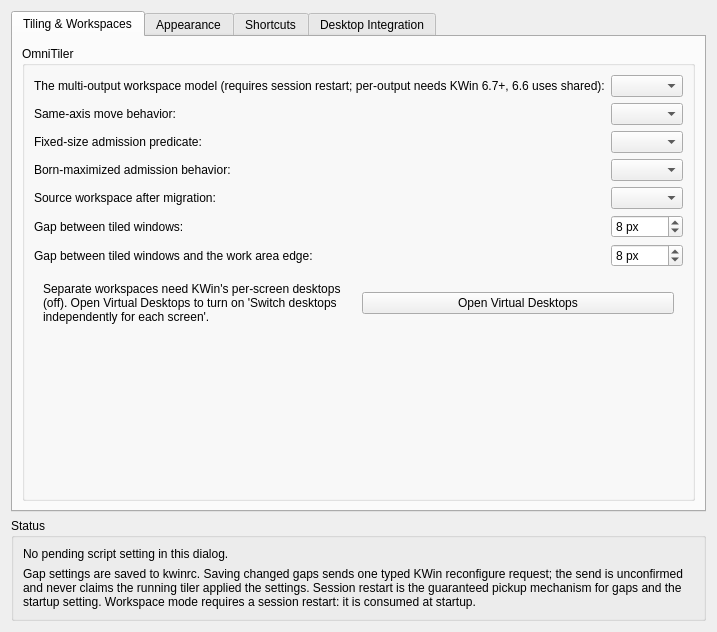
Qt form kwin/native-effect/unifiedsettings.ui (beefsack/OmniTiler) before a commit.
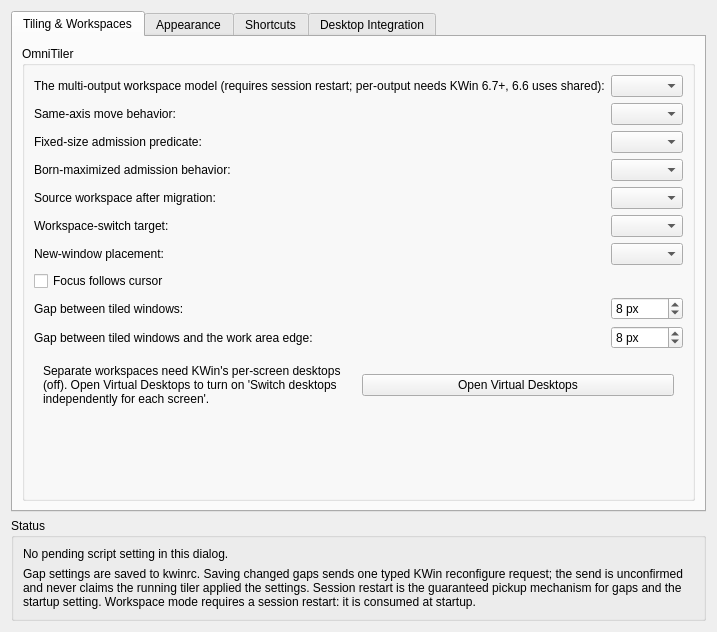
The same form after that commit. Custom widgets are drawn as their Qt base class.

Commit message: feat(kde): expose cursor targeting settings in native controls

The edit to the form file:
```diff
--- a/kwin/native-effect/unifiedsettings.ui
+++ b/kwin/native-effect/unifiedsettings.ui
@@ -85,6 +85,39 @@
               <widget class="QComboBox" name="migrationSourceRefillCombo"/>
              </item>
               <item row="5" column="0">
+               <widget class="QLabel" name="label_switchTarget">
+                <property name="buddy">
+                 <cstring>switchTargetCombo</cstring>
+                </property>
+                <property name="text">
+                 <string>Workspace-switch target:</string>
+                </property>
+                </widget>
+              </item>
+              <item row="5" column="1">
+              <widget class="QComboBox" name="switchTargetCombo"/>
+             </item>
+              <item row="6" column="0">
+               <widget class="QLabel" name="label_freshPlacement">
+                <property name="buddy">
+                 <cstring>freshPlacementCombo</cstring>
+                </property>
+                <property name="text">
+                 <string>New-window placement:</string>
+                </property>
+                </widget>
+              </item>
+              <item row="6" column="1">
+              <widget class="QComboBox" name="freshPlacementCombo"/>
+             </item>
+              <item row="7" column="0" colspan="2">
+              <widget class="QCheckBox" name="focusFollowsCursorCheckBox">
+               <property name="text">
+                <string>Focus follows cursor</string>
+               </property>
+              </widget>
+             </item>
+              <item row="8" column="0">
                <widget class="QLabel" name="label_innerGap">
                <property name="buddy">
                 <cstring>innerGapSpinBox</cstring>
@@ -94,7 +127,7 @@
               </property>
              </widget>
             </item>
-              <item row="5" column="1">
+              <item row="8" column="1">
               <widget class="QSpinBox" name="innerGapSpinBox">
             <property name="minimum">
              <number>0</number>
@@ -110,7 +143,7 @@
             </property>
            </widget>
           </item>
-              <item row="6" column="0">
+              <item row="9" column="0">
                <widget class="QLabel" name="label_outerGap">
                <property name="buddy">
                 <cstring>outerGapSpinBox</cstring>
@@ -120,7 +153,7 @@
               </property>
              </widget>
             </item>
-              <item row="6" column="1">
+              <item row="9" column="1">
               <widget class="QSpinBox" name="outerGapSpinBox">
             <property name="minimum">
              <number>0</number>
@@ -136,7 +169,7 @@
             </property>
            </widget>
           </item>
-              <item row="7" column="0" colspan="2">
+              <item row="10" column="0" colspan="2">
                <widget class="QWidget" name="virtualDesktopsWarningRow">
                 <layout class="QHBoxLayout" name="virtualDesktopsWarningRowLayout">
                  <item>
```
The commit also changes 11 other files.
